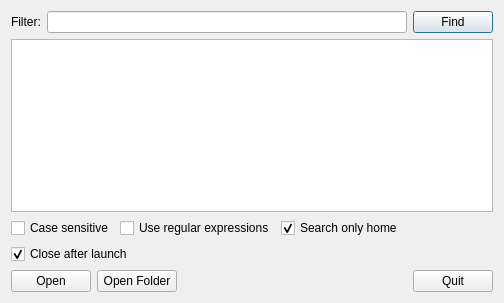
Old version of the form dialog.ui in the repository SammyEnigma/qlocate.
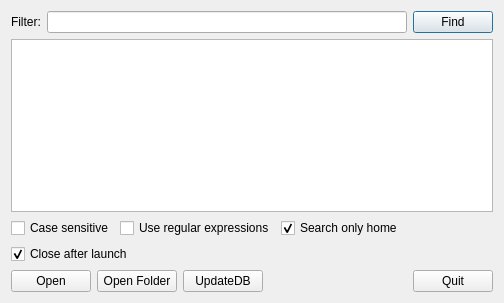
New version of the form.

Diff of the .ui file:
```diff
--- a/dialog.ui
+++ b/dialog.ui
@@ -125,6 +125,13 @@
        </property>
       </widget>
      </item>
+     <item>
+      <widget class="QPushButton" name="pushButtonUpdateDB">
+       <property name="text">
+        <string>UpdateDB</string>
+       </property>
+      </widget>
+     </item>
      <item>
       <spacer name="horizontalSpacer_3">
        <property name="orientation">
```
Left out of the diff: 17 changed lines with no effect on the pictures.
